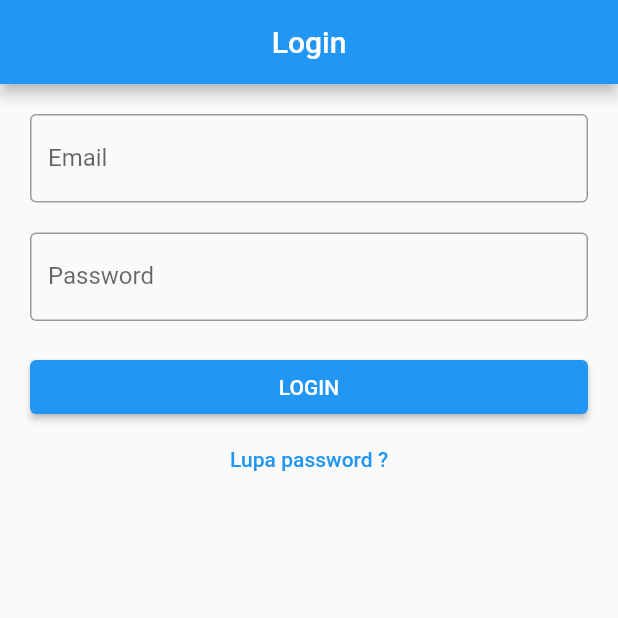
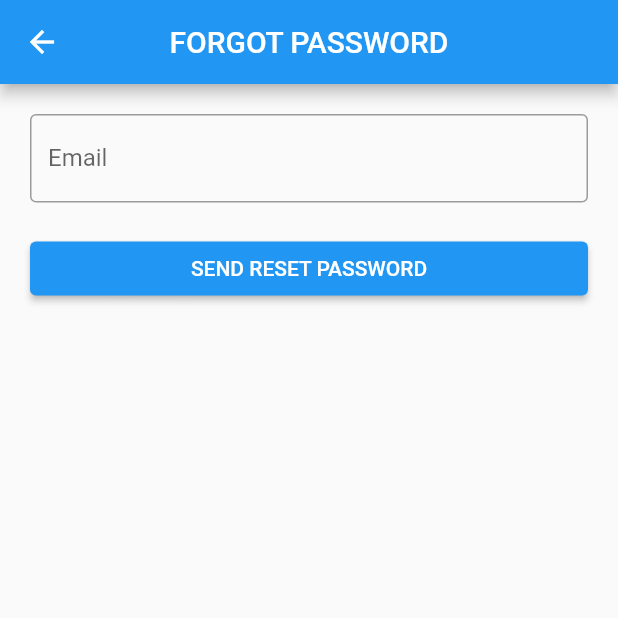
Before and after one commit to tadin-project/flutter-presence, a Flutter app: the screen it shows after launch, after a tap on "Lupa password ?", on a phone screen of 412 x 824 dp, the top half of it. Run offline on Flutter 3.47's test engine with Material 2 defaults, Android fonts, the phone set to English and light mode, and no system bars; our stand-ins replace cloud_firestore, firebase_auth, firebase_core, get; accounts and stored records are empty; generated files the repository leaves out were written again.

Commit message:
forgot password done

```diff
--- /dev/null
+++ b/lib/app/modules/forgot_password/bindings/forgot_password_binding.dart
@@ -0,0 +1,12 @@
+import 'package:get/get.dart';
+
+import '../controllers/forgot_password_controller.dart';
+
+class ForgotPasswordBinding extends Bindings {
+  @override
+  void dependencies() {
+    Get.lazyPut<ForgotPasswordController>(
+      () => ForgotPasswordController(),
+    );
+  }
+}
--- /dev/null
+++ b/lib/app/modules/forgot_password/views/forgot_password_view.dart
@@ -0,0 +1,48 @@
+import 'package:flutter/material.dart';
+
+import 'package:get/get.dart';
+
+import '../controllers/forgot_password_controller.dart';
+
+class ForgotPasswordView extends GetView<ForgotPasswordController> {
+  const ForgotPasswordView({Key? key}) : super(key: key);
+  @override
+  Widget build(BuildContext context) {
+    return Scaffold(
+      appBar: AppBar(
+        title: const Text('FORGOT PASSWORD'),
+        centerTitle: true,
+      ),
+      body: ListView(
+        padding: const EdgeInsets.all(20),
+        children: [
+          TextField(
+            autocorrect: false,
+            controller: controller.emailC,
+            decoration: const InputDecoration(
+              labelText: "Email",
+              border: OutlineInputBorder(),
+            ),
+          ),
+          const SizedBox(
+            height: 20,
+          ),
+          Obx(
+            () => ElevatedButton(
+              onPressed: () {
+                if (controller.isLoading.isFalse) {
+                  controller.sendEmail();
+                }
+              },
+              child: Text(
+                controller.isLoading.isFalse
+                    ? "SEND RESET PASSWORD"
+                    : "LOADING...",
+              ),
+            ),
+          ),
+        ],
+      ),
+    );
+  }
+}
--- a/lib/app/modules/home/views/home_view.dart
+++ b/lib/app/modules/home/views/home_view.dart
@@ -34,7 +34,7 @@ class HomeView extends GetView<HomeController> {
                 controller.isLoading.value = true;
                 await FirebaseAuth.instance.signOut();
                 controller.isLoading.value = false;
-                Get.toNamed(Routes.LOGIN);
+                Get.offAndToNamed(Routes.LOGIN);
               }
             },
             child: controller.isLoading.isFalse
--- a/lib/app/modules/login/views/login_view.dart
+++ b/lib/app/modules/login/views/login_view.dart
@@ -1,6 +1,7 @@
 import 'package:flutter/material.dart';
 
 import 'package:get/get.dart';
+import 'package:presence/app/routes/app_pages.dart';
 
 import '../controllers/login_controller.dart';
 
@@ -51,7 +52,7 @@ class LoginView extends GetView<LoginController> {
             ),
           ),
           TextButton(
-            onPressed: () {},
+            onPressed: () => Get.toNamed(Routes.FORGOT_PASSWORD),
             child: const Text("Lupa password ?"),
           ),
         ],
--- a/lib/app/routes/app_pages.dart
+++ b/lib/app/routes/app_pages.dart
@@ -2,6 +2,8 @@ import 'package:get/get.dart';
 
 import '../modules/add_pegawai/bindings/add_pegawai_binding.dart';
 import '../modules/add_pegawai/views/add_pegawai_view.dart';
+import '../modules/forgot_password/bindings/forgot_password_binding.dart';
+import '../modules/forgot_password/views/forgot_password_view.dart';
 import '../modules/home/bindings/home_binding.dart';
 import '../modules/home/views/home_view.dart';
 import '../modules/login/bindings/login_binding.dart';
@@ -39,5 +41,10 @@ class AppPages {
       page: () => const NewPasswordView(),
       binding: NewPasswordBinding(),
     ),
+    GetPage(
+      name: _Paths.FORGOT_PASSWORD,
+      page: () => const ForgotPasswordView(),
+      binding: ForgotPasswordBinding(),
+    ),
   ];
 }
--- a/lib/app/routes/app_routes.dart
+++ b/lib/app/routes/app_routes.dart
@@ -9,6 +9,7 @@ abstract class Routes {
   static const ADD_PEGAWAI = _Paths.ADD_PEGAWAI;
   static const LOGIN = _Paths.LOGIN;
   static const NEW_PASSWORD = _Paths.NEW_PASSWORD;
+  static const FORGOT_PASSWORD = _Paths.FORGOT_PASSWORD;
 }
 
 abstract class _Paths {
@@ -17,4 +18,5 @@ abstract class _Paths {
   static const ADD_PEGAWAI = '/add-pegawai';
   static const LOGIN = '/login';
   static const NEW_PASSWORD = '/new-password';
+  static const FORGOT_PASSWORD = '/forgot-password';
 }
--- a/lib/main.dart
+++ b/lib/main.dart
@@ -20,7 +20,6 @@ void main() async {
             home: Scaffold(body: Center(child: CircularProgressIndicator())),
           );
         }
-        print(snapshot.data);
         return GetMaterialApp(
           debugShowCheckedModeBanner: false,
           title: "Application",
```
Also changed, not shown: lib/app/modules/forgot_password/controllers/forgot_password_controller.dart (added, +47 -0 lines).
